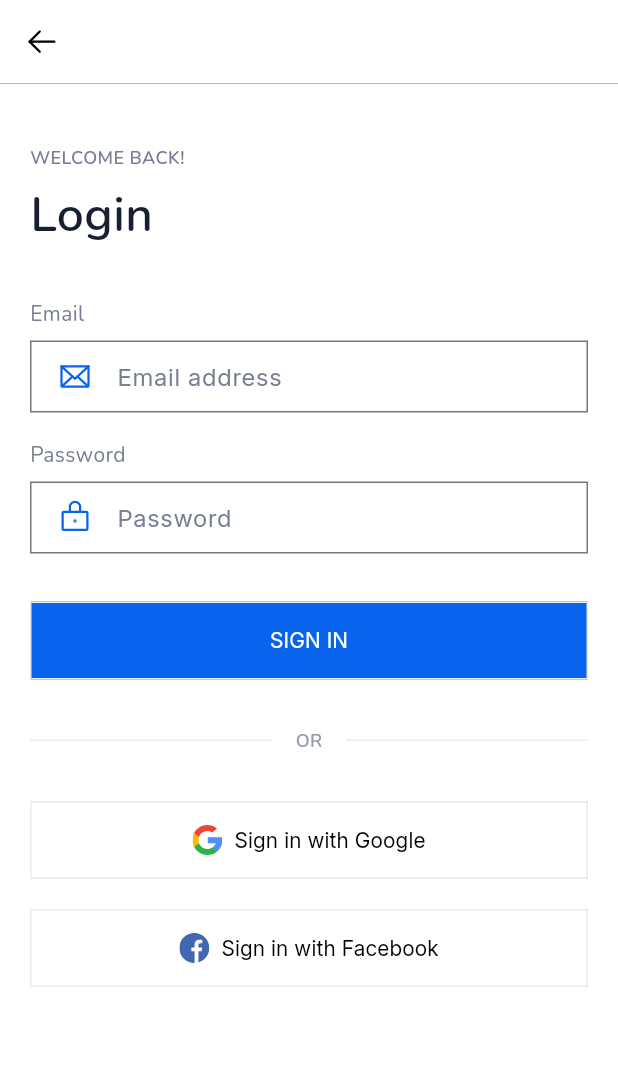
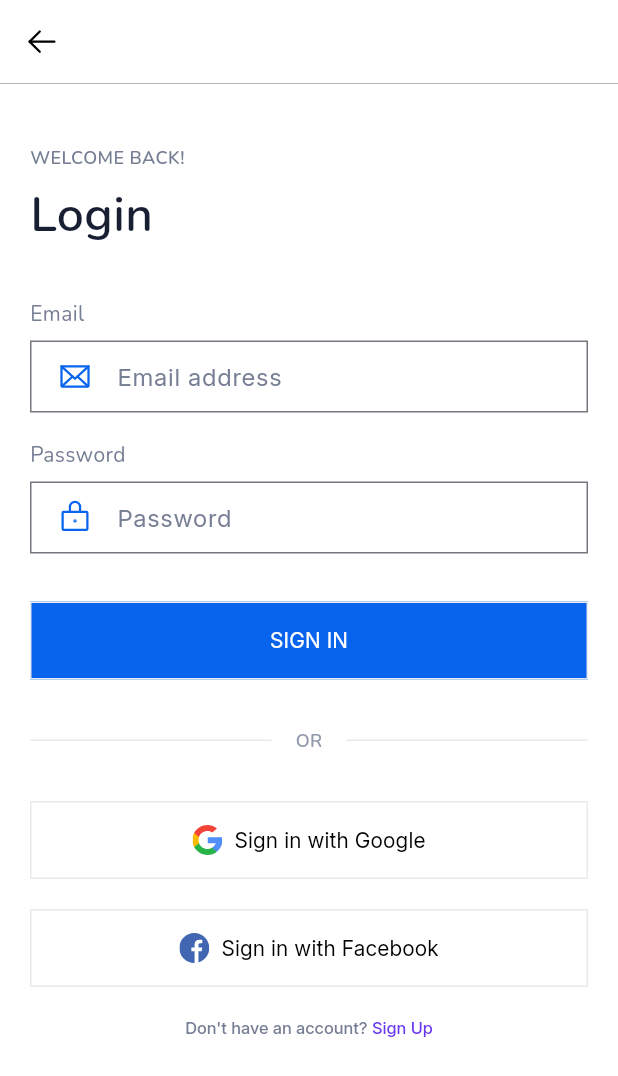
Before and after one commit to shair2048/news_app_fe, a Flutter app: the screen it shows after launch, on a phone screen of 412 x 824 dp. Shown: the top 1076 px of the screen. Run offline on Flutter 3.47's test engine with Material 3 defaults, Android fonts, the phone set to English and light mode, and no system bars; our stand-ins replace flutter_riverpod, flutter_svg.

Commit message:
Create auth footer

```diff
--- a/lib/features/auth/view/pages/login_page.dart
+++ b/lib/features/auth/view/pages/login_page.dart
@@ -2,6 +2,7 @@ import 'package:flutter/material.dart';
 import 'package:flutter_riverpod/flutter_riverpod.dart';
 // import 'package:flutter_svg/svg.dart';
 import 'package:news_app_fe/core/widgets/custom_app_bar.dart';
+import 'package:news_app_fe/features/auth/view/widgets/auth_footer.dart';
 import 'package:news_app_fe/features/auth/view/widgets/custom_button.dart';
 import 'package:news_app_fe/features/auth/view/widgets/form_text_field.dart';
 import 'package:news_app_fe/features/auth/view/widgets/or_divider.dart';
@@ -76,6 +77,7 @@ class _LoginPageState extends ConsumerState<LoginPage> {
                   buttonIcon: 'assets/icons/facebook_icon.svg',
                 ),
                 SizedBox(height: 20),
+                AuthFooter(actionText: 'Sign Up'),
               ],
             ),
           ),
--- /dev/null
+++ b/lib/features/auth/view/widgets/auth_footer.dart
@@ -0,0 +1,36 @@
+import 'package:flutter/material.dart';
+import 'package:flutter_riverpod/flutter_riverpod.dart';
+
+class AuthFooter extends ConsumerWidget {
+  final String? actionText;
+  const AuthFooter({super.key, this.actionText});
+
+  @override
+  Widget build(BuildContext context, WidgetRef ref) {
+    return Center(
+      child: RichText(
+        textAlign: TextAlign.center,
+        text: TextSpan(
+          text: 'Don\'t have an account? ',
+          style: TextStyle(
+            color: Color(0xff767E94),
+            fontSize: 11,
+            fontFamily: 'Inter',
+            fontWeight: FontWeight.w500,
+          ),
+          children: <TextSpan>[
+            TextSpan(
+              text: actionText ?? '',
+              style: TextStyle(
+                color: Color(0xff6938EF),
+                fontSize: 11,
+                fontFamily: 'Inter',
+                fontWeight: FontWeight.w500,
+              ),
+            ),
+          ],
+        ),
+      ),
+    );
+  }
+}
--- a/pubspec.yaml
+++ b/pubspec.yaml
@@ -79,6 +79,8 @@ flutter:
       fonts:
         - asset: assets/fonts/Inter_18pt-Regular.ttf
           weight: 400
+        - asset: assets/fonts/Inter_18pt-Medium.ttf
+          weight: 500
 
   # An image asset can refer to one or more resolution-specific "variants", see
   # https://flutter.dev/to/resolution-aware-images
```
Also changed, not shown: assets/fonts/Inter_18pt-Medium.ttf (added).
